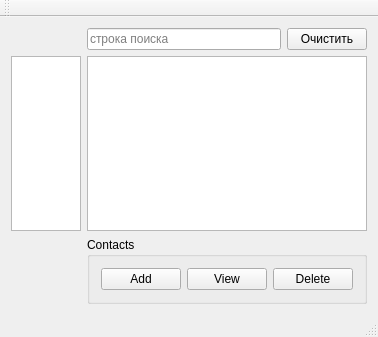
Qt form src/mainwindow.ui (PKEv/QontMan) before a commit.
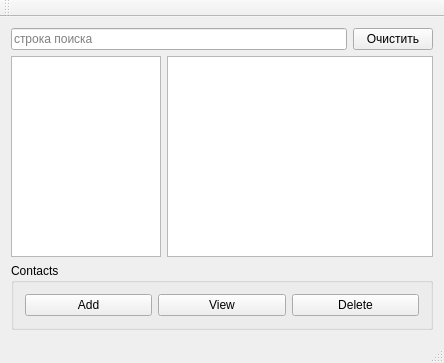
The same form after that commit.

The edit to the form file:
```diff
--- a/src/mainwindow.ui
+++ b/src/mainwindow.ui
@@ -6,8 +6,8 @@
    <rect>
     <x>0</x>
     <y>0</y>
-    <width>356</width>
-    <height>337</height>
+    <width>444</width>
+    <height>363</height>
    </rect>
   </property>
   <property name="sizePolicy">
@@ -27,7 +27,69 @@
     </sizepolicy>
    </property>
    <layout class="QGridLayout" name="gridLayout_3">
-    <item row="7" column="1" colspan="2">
+    <item row="4" column="1" colspan="2">
+     <widget class="QTableView" name="tableView">
+      <property name="sizePolicy">
+       <sizepolicy hsizetype="MinimumExpanding" vsizetype="MinimumExpanding">
+        <horstretch>0</horstretch>
+        <verstretch>0</verstretch>
+       </sizepolicy>
+      </property>
+      <property name="sizeAdjustPolicy">
+       <enum>QAbstractScrollArea::AdjustToContents</enum>
+      </property>
+      <property name="showDropIndicator" stdset="0">
+       <bool>false</bool>
+      </property>
+     </widget>
+    </item>
+    <item row="4" column="0">
+     <widget class="QTreeView" name="treeView">
+      <property name="sizePolicy">
+       <sizepolicy hsizetype="Fixed" vsizetype="MinimumExpanding">
+        <horstretch>0</horstretch>
+        <verstretch>0</verstretch>
+       </sizepolicy>
+      </property>
+      <property name="minimumSize">
+       <size>
+        <width>150</width>
+        <height>0</height>
+       </size>
+      </property>
+      <property name="maximumSize">
+       <size>
+        <width>150</width>
+        <height>16777215</height>
+       </size>
+      </property>
+     </widget>
+    </item>
+    <item row="3" column="0" colspan="3">
+     <layout class="QHBoxLayout" name="horizontalLayout_4">
+      <item>
+       <widget class="QLineEdit" name="SeachString">
+        <property name="sizePolicy">
+         <sizepolicy hsizetype="MinimumExpanding" vsizetype="Fixed">
+          <horstretch>0</horstretch>
+          <verstretch>0</verstretch>
+         </sizepolicy>
+        </property>
+        <property name="placeholderText">
+         <string>строка поиска</string>
+        </property>
+       </widget>
+      </item>
+      <item>
+       <widget class="QPushButton" name="clearSearchButton">
+        <property name="text">
+         <string>Очистить</string>
+        </property>
+       </widget>
+      </item>
+     </layout>
+    </item>
+    <item row="7" column="0" colspan="3">
      <widget class="QGroupBox" name="ContactsGroupBox">
       <property name="sizePolicy">
        <sizepolicy hsizetype="MinimumExpanding" vsizetype="Maximum">
@@ -63,45 +125,6 @@
       </layout>
      </widget>
     </item>
-    <item row="3" column="1">
-     <widget class="QLineEdit" name="SeachString">
-      <property name="sizePolicy">
-       <sizepolicy hsizetype="MinimumExpanding" vsizetype="Fixed">
-        <horstretch>0</horstretch>
-        <verstretch>0</verstretch>
-       </sizepolicy>
-      </property>
-      <property name="placeholderText">
-       <string>строка поиска</string>
-      </property>
-     </widget>
-    </item>
-    <item row="3" column="2">
-     <widget class="QPushButton" name="clearSearchButton">
-      <property name="text">
-       <string>Очистить</string>
-      </property>
-     </widget>
-    </item>
-    <item row="4" column="1" colspan="2">
-     <widget class="QTableView" name="tableView">
-      <property name="sizePolicy">
-       <sizepolicy hsizetype="MinimumExpanding" vsizetype="MinimumExpanding">
-        <horstretch>0</horstretch>
-        <verstretch>0</verstretch>
-       </sizepolicy>
-      </property>
-      <property name="sizeAdjustPolicy">
-       <enum>QAbstractScrollArea::AdjustToContents</enum>
-      </property>
-      <property name="showDropIndicator" stdset="0">
-       <bool>false</bool>
-      </property>
-     </widget>
-    </item>
-    <item row="4" column="0">
-     <widget class="QTreeView" name="treeView"/>
-    </item>
    </layout>
   </widget>
   <widget class="QMenuBar" name="menuBar">
```
Left out of the diff: 2 changed lines with no effect on the pictures.
